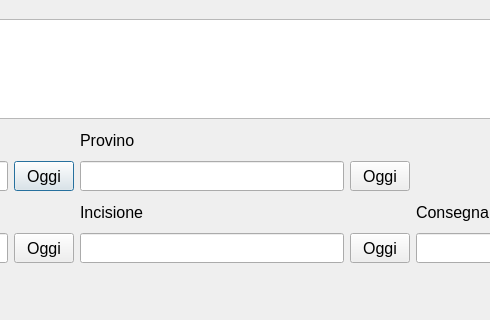
This is Tomb.ui in LuigiCaradonna/funeraria as Qt 5 draws it before an edit; both pictures show x 267 to 757 and y 325 to 645 of the 1024 by 645 pixel window. The edited form follows.
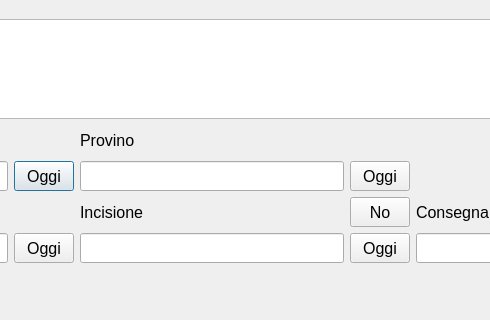
This is the edited form.

Commit message: Tombs not engraved management added

Patch:
```diff
--- a/Tomb.ui
+++ b/Tomb.ui
@@ -907,6 +907,8 @@
           </layout>
          </item>
          <item>
+          <layout class="QHBoxLayout" name="horizontalLayout_7">
+           <item>
           <widget class="QLabel" name="lblEngravedAt">
            <property name="minimumSize">
             <size>
@@ -929,6 +931,32 @@
             <string>Incisione</string>
            </property>
           </widget>
+           </item>
+           <item>
+            <widget class="QPushButton" name="btnNoEngraving">
+             <property name="minimumSize">
+              <size>
+               <width>60</width>
+               <height>30</height>
+              </size>
+             </property>
+             <property name="maximumSize">
+              <size>
+               <width>60</width>
+               <height>30</height>
+              </size>
+             </property>
+             <property name="font">
+              <font>
+               <pointsize>12</pointsize>
+              </font>
+             </property>
+             <property name="text">
+              <string>No</string>
+             </property>
+            </widget>
+           </item>
+          </layout>
          </item>
          <item>
           <layout class="QHBoxLayout" name="horizontalLayout_4">
```
Lines whose indentation alone changed are shown as unchanged. The commit also changes 5 other files.
